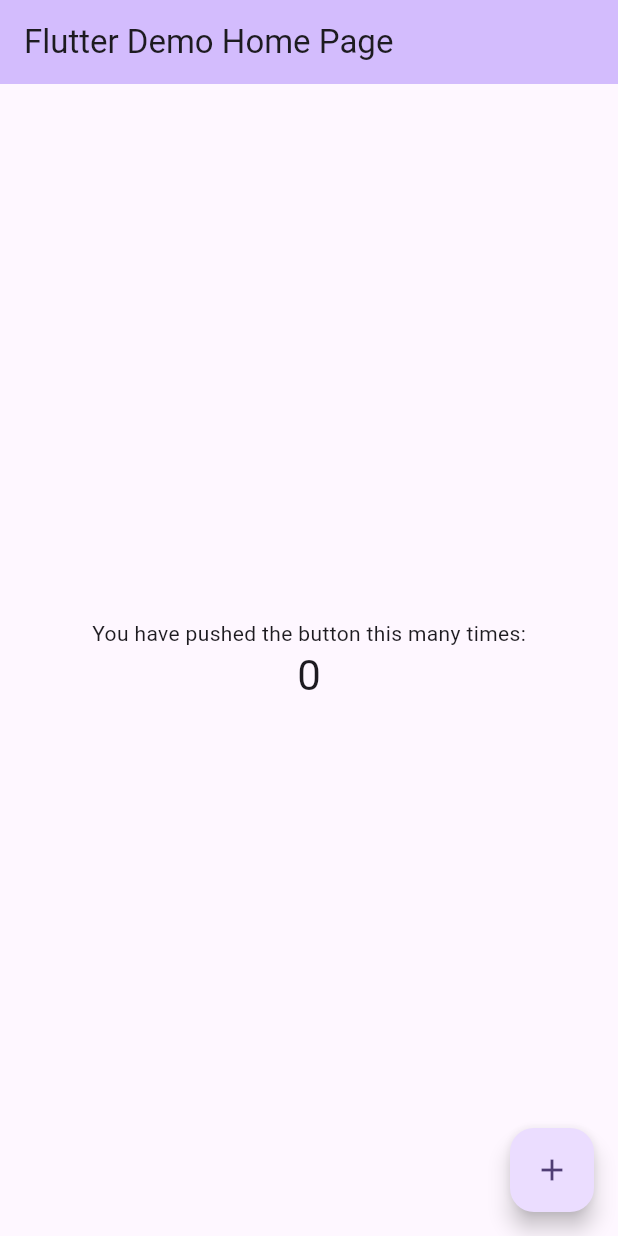
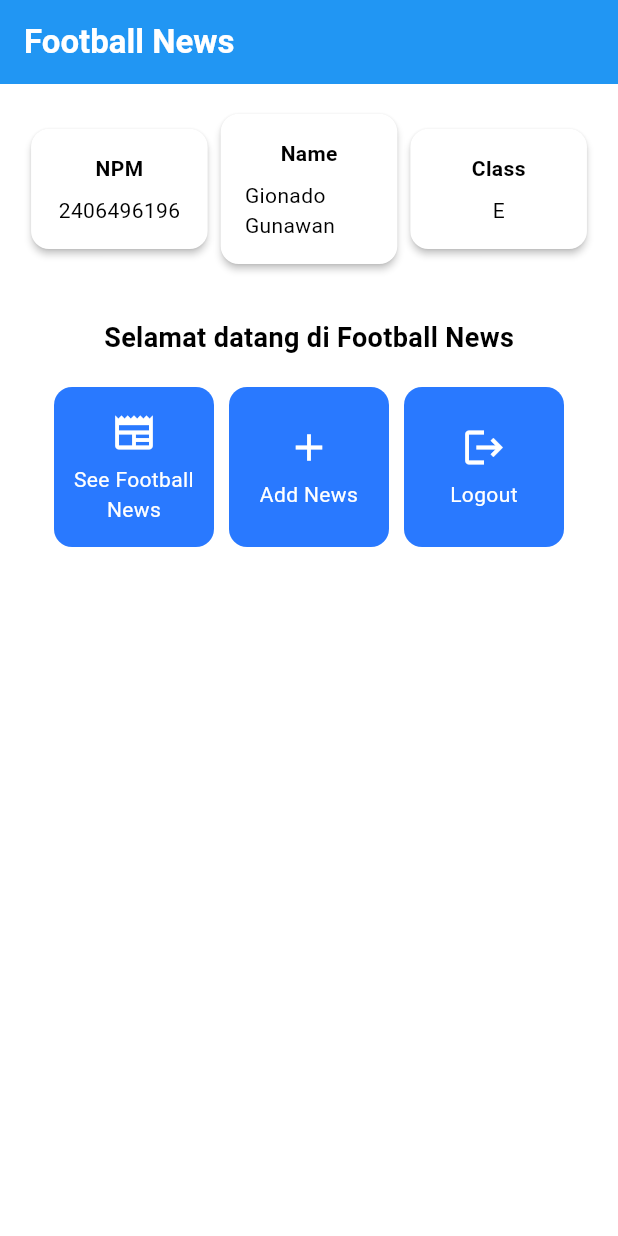
Before and after one commit to Gionado/football-news-mobile, a Flutter app: the screen it shows after launch, on a phone screen of 412 x 824 dp. Run offline on Flutter 3.47's test engine with Material 3 defaults, Android fonts, the phone set to English and light mode, and no system bars.

Commit message:
Penyelesaian tutorial 6

```diff
--- a/lib/main.dart
+++ b/lib/main.dart
@@ -1,4 +1,5 @@
 import 'package:flutter/material.dart';
+import 'package:football_news/menu.dart';
 
 void main() {
   runApp(const MyApp());
@@ -28,95 +29,9 @@ class MyApp extends StatelessWidget {
         //
         // This works for code too, not just values: Most code changes can be
         // tested with just a hot reload.
-        colorScheme: ColorScheme.fromSeed(seedColor: Colors.deepPurple),
+        colorScheme: ColorScheme.fromSwatch(primarySwatch: Colors.blue).copyWith(secondary: Colors.blueAccent[400]),
       ),
-      home: const MyHomePage(title: 'Flutter Demo Home Page'),
+      home: MyHomePage(),
     );
   }
 }
-
-class MyHomePage extends StatefulWidget {
-  const MyHomePage({super.key, required this.title});
-
-  // This widget is the home page of your application. It is stateful, meaning
-  // that it has a State object (defined below) that contains fields that affect
-  // how it looks.
-
-  // This class is the configuration for the state. It holds the values (in this
-  // case the title) provided by the parent (in this case the App widget) and
-  // used by the build method of the State. Fields in a Widget subclass are
-  // always marked "final".
-
-  final String title;
-
-  @override
-  State<MyHomePage> createState() => _MyHomePageState();
-}
-
-class _MyHomePageState extends State<MyHomePage> {
-  int _counter = 0;
-
-  void _incrementCounter() {
-    setState(() {
-      // This call to setState tells the Flutter framework that something has
-      // changed in this State, which causes it to rerun the build method below
-      // so that the display can reflect the updated values. If we changed
-      // _counter without calling setState(), then the build method would not be
-      // called again, and so nothing would appear to happen.
-      _counter++;
-    });
-  }
-
-  @override
-  Widget build(BuildContext context) {
-    // This method is rerun every time setState is called, for instance as done
-    // by the _incrementCounter method above.
-    //
-    // The Flutter framework has been optimized to make rerunning build methods
-    // fast, so that you can just rebuild anything that needs updating rather
-    // than having to individually change instances of widgets.
-    return Scaffold(
-      appBar: AppBar(
-        // TRY THIS: Try changing the color here to a specific color (to
-        // Colors.amber, perhaps?) and trigger a hot reload to see the AppBar
-        // change color while the other colors stay the same.
-        backgroundColor: Theme.of(context).colorScheme.inversePrimary,
-        // Here we take the value from the MyHomePage object that was created by
-        // the App.build method, and use it to set our appbar title.
-        title: Text(widget.title),
-      ),
-      body: Center(
-        // Center is a layout widget. It takes a single child and positions it
-        // in the middle of the parent.
-        child: Column(
-          // Column is also a layout widget. It takes a list of children and
-          // arranges them vertically. By default, it sizes itself to fit its
-          // children horizontally, and tries to be as tall as its parent.
-          //
-          // Column has various properties to control how it sizes itself and
-          // how it positions its children. Here we use mainAxisAlignment to
-          // center the children vertically; the main axis here is the vertical
-          // axis because Columns are vertical (the cross axis would be
-          // horizontal).
-          //
-          // TRY THIS: Invoke "debug painting" (choose the "Toggle Debug Paint"
-          // action in the IDE, or press "p" in the console), to see the
-          // wireframe for each widget.
-          mainAxisAlignment: MainAxisAlignment.center,
-          children: <Widget>[
-            const Text('You have pushed the button this many times:'),
-            Text(
-              '$_counter',
-              style: Theme.of(context).textTheme.headlineMedium,
-            ),
-          ],
-        ),
-      ),
-      floatingActionButton: FloatingActionButton(
-        onPressed: _incrementCounter,
-        tooltip: 'Increment',
-        child: const Icon(Icons.add),
-      ), // This trailing comma makes auto-formatting nicer for build methods.
-    );
-  }
-}
--- /dev/null
+++ b/lib/menu.dart
@@ -0,0 +1,192 @@
+import 'package:flutter/material.dart';
+
+class MyHomePage extends StatelessWidget {
+  MyHomePage({super.key});
+
+  final String nama = "Gionado Gunawan";
+  final String npm = "2406496196";
+  final String kelas = "E";
+
+  final List<ItemHomepage> items = [
+    ItemHomepage("See Football News", Icons.newspaper),
+    ItemHomepage("Add News", Icons.add),
+    ItemHomepage("Logout", Icons.logout),
+  ];
+
+  @override
+  Widget build(BuildContext context) {
+    // Scaffold menyediakan struktur dasar halaman dengan AppBar dan body.
+    return Scaffold(
+      // AppBar adalah bagian atas halaman yang menampilkan judul.
+      appBar: AppBar(
+        // Judul aplikasi "Football News" dengan teks putih dan tebal.
+        title: const Text(
+          'Football News',
+          style: TextStyle(
+            color: Colors.white,
+            fontWeight: FontWeight.bold,
+          ),
+        ),
+        // Warna latar belakang AppBar diambil dari skema warna tema aplikasi.
+        backgroundColor: Theme
+            .of(context)
+            .colorScheme
+            .primary,
+      ),
+      // Body halaman dengan padding di sekelilingnya.
+      body: Padding(
+        padding: const EdgeInsets.all(16.0),
+        // Menyusun widget secara vertikal dalam sebuah kolom.
+        child: Column(
+          crossAxisAlignment: CrossAxisAlignment.center,
+          children: [
+            // Row untuk menampilkan 3 InfoCard secara horizontal.
+            Row(
+              mainAxisAlignment: MainAxisAlignment.spaceEvenly,
+              children: [
+                InfoCard(title: 'NPM', content: npm),
+                InfoCard(title: 'Name', content: nama),
+                InfoCard(title: 'Class', content: kelas),
+              ],
+            ),
+
+            // Memberikan jarak vertikal 16 unit.
+            const SizedBox(height: 16.0),
+
+            // Menempatkan widget berikutnya di tengah halaman.
+            Center(
+              child: Column(
+                // Menyusun teks dan grid item secara vertikal.
+
+                children: [
+                  // Menampilkan teks sambutan dengan gaya tebal dan ukuran 18.
+                  const Padding(
+                    padding: EdgeInsets.only(top: 16.0),
+                    child: Text(
+                      'Selamat datang di Football News',
+                      style: TextStyle(
+                        fontWeight: FontWeight.bold,
+                        fontSize: 18.0,
+                      ),
+                    ),
+                  ),
+
+                  // Grid untuk menampilkan ItemCard dalam bentuk grid 3 kolom.
+                  GridView.count(
+                    primary: true,
+                    padding: const EdgeInsets.all(20),
+                    crossAxisSpacing: 10,
+                    mainAxisSpacing: 10,
+                    crossAxisCount: 3,
+                    // Agar grid menyesuaikan tinggi kontennya.
+                    shrinkWrap: true,
+
+                    // Menampilkan ItemCard untuk setiap item dalam list items.
+                    children: items.map((ItemHomepage item) {
+                      return ItemCard(item);
+                    }).toList(),
+                  ),
+                ],
+              ),
+            ),
+          ],
+        ),
+      ),
+    );
+
+  }
+}
+class ItemHomepage {
+  final String name;
+  final IconData icon;
+
+  ItemHomepage(this.name, this.icon);
+}
+
+
+class InfoCard extends StatelessWidget {
+  // Kartu informasi yang menampilkan title dan content.
+
+  final String title;  // Judul kartu.
+  final String content;  // Isi kartu.
+
+  const InfoCard({super.key, required this.title, required this.content});
+
+  @override
+  Widget build(BuildContext context) {
+    return Card(
+      // Membuat kotak kartu dengan bayangan dibawahnya.
+      elevation: 2.0,
+      child: Container(
+        // Mengatur ukuran dan jarak di dalam kartu.
+        width: MediaQuery.of(context).size.width / 3.5, // menyesuaikan dengan lebar device yang digunakan.
+        padding: const EdgeInsets.all(16.0),
+        // Menyusun title dan content secara vertikal.
+        child: Column(
+          children: [
+            Text(
+              title,
+              style: const TextStyle(fontWeight: FontWeight.bold),
+            ),
+            const SizedBox(height: 8.0),
+            Text(content),
+          ],
+        ),
+      ),
+    );
+  }
+}
+
+class ItemCard extends StatelessWidget {
+  // Menampilkan kartu dengan ikon dan nama.
+
+  final ItemHomepage item;
+
+  const ItemCard(this.item, {super.key});
+
+  @override
+  Widget build(BuildContext context) {
+    return Material(
+      // Menentukan warna latar belakang dari tema aplikasi.
+      color: Theme.of(context).colorScheme.secondary,
+      // Membuat sudut kartu melengkung.
+      borderRadius: BorderRadius.circular(12),
+
+      child: InkWell(
+        // Aksi ketika kartu ditekan.
+        onTap: () {
+          // Menampilkan pesan SnackBar saat kartu ditekan.
+          ScaffoldMessenger.of(context)
+            ..hideCurrentSnackBar()
+            ..showSnackBar(
+                SnackBar(content: Text("Kamu telah menekan tombol ${item.name}!"))
+            );
+        },
+        // Container untuk menyimpan Icon dan Text
+        child: Container(
+          padding: const EdgeInsets.all(8),
+          child: Center(
+            child: Column(
+              // Menyusun ikon dan teks di tengah kartu.
+              mainAxisAlignment: MainAxisAlignment.center,
+              children: [
+                Icon(
+                  item.icon,
+                  color: Colors.white,
+                  size: 30.0,
+                ),
+                const Padding(padding: EdgeInsets.all(3)),
+                Text(
+                  item.name,
+                  textAlign: TextAlign.center,
+                  style: const TextStyle(color: Colors.white),
+                ),
+              ],
+            ),
+          ),
+        ),
+      ),
+    );
+  }
+
+}
```
